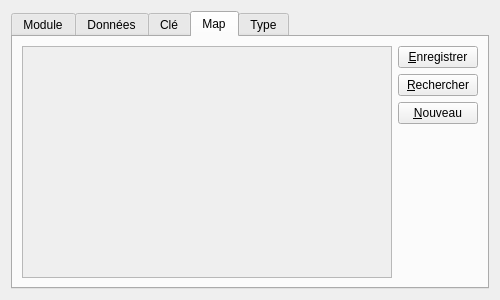
Above: app/cpp/qmake/mingw/code/src/manager/GConfigUi.ui from gkesse/ReadyCode before the change. Below: the same form after it.
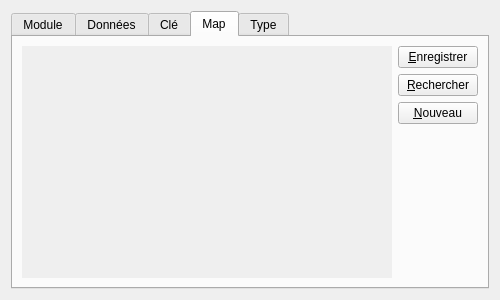
That is the form after the change. Custom widgets are drawn as their Qt base class.

Diff of the .ui file:
```diff
--- a/app/cpp/qmake/mingw/code/src/manager/GConfigUi.ui
+++ b/app/cpp/qmake/mingw/code/src/manager/GConfigUi.ui
@@ -397,6 +397,9 @@
       <layout class="QGridLayout" name="gridLayout_4" columnstretch="1,0">
        <item row="0" column="0">
         <widget class="QScrollArea" name="scrollArea">
+         <property name="frameShape">
+          <enum>QFrame::NoFrame</enum>
+         </property>
          <property name="widgetResizable">
           <bool>true</bool>
          </property>
@@ -405,8 +408,8 @@
            <rect>
             <x>0</x>
             <y>0</y>
-            <width>346</width>
-            <height>221</height>
+            <width>348</width>
+            <height>223</height>
            </rect>
           </property>
           <layout class="QGridLayout" name="gridLayout_7">
@@ -416,11 +419,14 @@
            <property name="topMargin">
             <number>0</number>
            </property>
+           <property name="rightMargin">
+            <number>0</number>
+           </property>
            <property name="bottomMargin">
             <number>0</number>
            </property>
            <item row="0" column="0">
-            <layout class="QVBoxLayout" name="verticalLayout_5" stretch="0,1">
+            <layout class="QVBoxLayout" name="verticalLayout_5" stretch="0,0">
              <item>
               <layout class="QFormLayout" name="layModuleMap">
                <item row="0" column="1">
@@ -584,6 +590,12 @@
    <extends>QComboBox</extends>
    <header>GComboBox.h</header>
   </customwidget>
+  <customwidget>
+   <class>GFormLayout</class>
+   <extends>QFrame</extends>
+   <header>GFormLayout.h</header>
+   <container>1</container>
+  </customwidget>
  </customwidgets>
  <resources/>
  <connections/>
```
Left out of the diff: 13 changed lines with no effect on the pictures.
